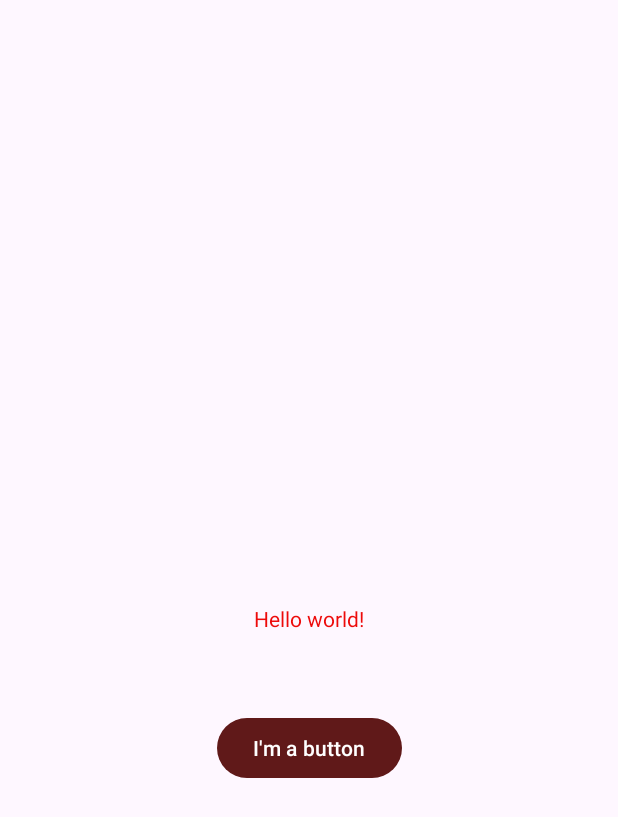
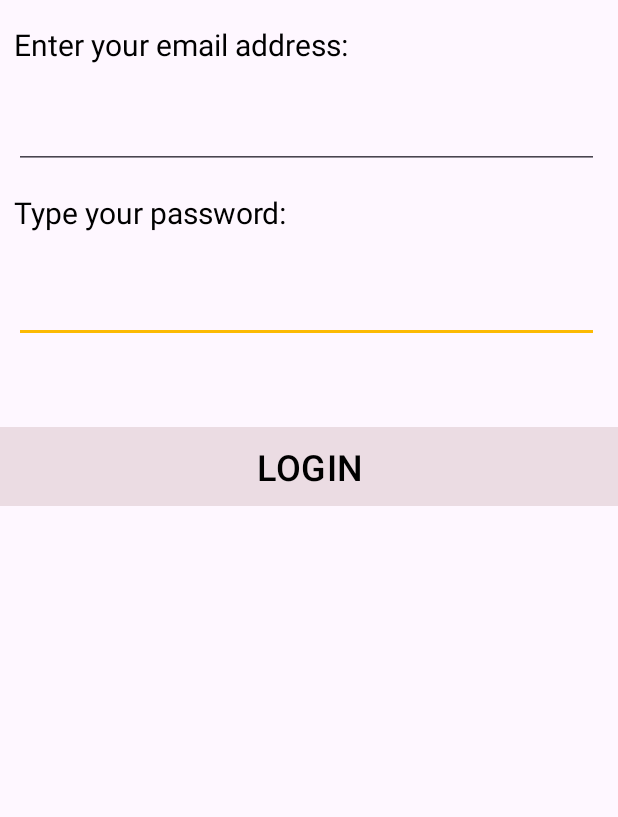
Before and after one commit to Etieno-Josiah/MyAndroidLabs, an Android app: the screen it shows after launch (MainActivity), on a phone screen of 412 x 824 dp. Shown: the top 817 px of the screen. Run offline under Robolectric (Android 15) with nearby library versions, the phone set to English and light mode, and no system bars.

Commit message:
Finished lab 4

```diff
--- a/app/build.gradle.kts
+++ b/app/build.gradle.kts
@@ -25,6 +25,7 @@ android {
                 "proguard-rules.pro"
             )
         }
+
     }
     compileOptions {
         sourceCompatibility = JavaVersion.VERSION_1_8
--- /dev/null
+++ b/app/src/main/java/com/example/etienosandroidlabs/MainActivity.java
@@ -0,0 +1,80 @@
+package com.example.etienosandroidlabs;
+
+import androidx.appcompat.app.AppCompatActivity;
+
+import android.content.Context;
+import android.content.Intent;
+import android.content.SharedPreferences;
+import android.os.Bundle;
+import android.util.Log;
+import android.widget.Button;
+import android.widget.EditText;
+
+import algonquin.cst2335.inclassexamples_s21.SecondActivity;
+
+public class MainActivity extends AppCompatActivity {
+    private static String TAG = "MainActivity";
+    @Override
+    protected void onCreate(Bundle savedInstanceState) {
+        super.onCreate(savedInstanceState);
+        setContentView(R.layout.activity_main);
+
+        Intent nextPage = new Intent(MainActivity.this, SecondActivity.class);
+
+        Button loginButton = findViewById(R.id.loginButton);
+        EditText emailEdit = findViewById(R.id.emailEditText);
+
+        SharedPreferences prefs = getSharedPreferences("MyData", Context.MODE_PRIVATE);
+        String emailAddress = prefs.getString("LoginName", " ");
+
+        emailEdit.setText(emailAddress);
+
+        loginButton.setOnClickListener(clk -> {
+            nextPage.putExtra("EmailAddress", emailEdit.getText().toString());
+            startActivity(nextPage);
+
+            SharedPreferences.Editor editor = prefs.edit();
+            String mainEmail = emailEdit.getText().toString();
+            editor.putString("LoginName", mainEmail);
+
+            editor.apply();
+        });
+
+
+//        Log.w("MainActivity", "In onCreate() - Loading Widgets");
+//        Log.d(TAG, "Message");
+    }
+
+    @Override
+    protected void onStart(){
+        super.onStart();
+        Log.w("MainActivity", "In onStart() - The application is now visible on screen");
+    }
+
+    @Override
+    protected void onResume(){
+        super.onResume();
+        Log.w("MainActivity", "In onResume() - The application is now responding to user" +
+                "input");
+    }
+
+    @Override
+    protected void onPause() {
+        super.onPause();
+        Log.w("MainActivity", "In onPause() - The application no longer responds to user" +
+                "input");
+    }
+
+    @Override
+    protected void onStop() {
+        super.onStop();
+        Log.w("MainActivity", "In onStop() - The application is no longer visible");
+    }
+
+    @Override
+    protected void onDestroy() {
+        super.onDestroy();
+        Log.w("MainActivity", "In onDestroy() - Any memory used by the application is" +
+                "freed");
+    }
+}
--- a/app/src/main/java/com/example/etienosandroidlabs/MainActivity.kt
+++ /dev/null
@@ -1,11 +0,0 @@
-package com.example.etienosandroidlabs
-
-import androidx.appcompat.app.AppCompatActivity
-import android.os.Bundle
-
-class MainActivity : AppCompatActivity() {
-    override fun onCreate(savedInstanceState: Bundle?) {
-        super.onCreate(savedInstanceState)
-        setContentView(R.layout.activity_main)
-    }
-}
--- a/app/src/main/res/layout/activity_main.xml
+++ b/app/src/main/res/layout/activity_main.xml
@@ -6,25 +6,60 @@
     android:layout_height="match_parent"
     tools:context=".MainActivity">
 
+
     <TextView
-        android:layout_width="wrap_content"
-        android:layout_height="wrap_content"
-        android:text="@string/hello_message"
-        app:layout_constraintBottom_toBottomOf="parent"
-        app:layout_constraintEnd_toEndOf="parent"
+        android:id="@+id/emailTextView"
+        android:layout_width="260dp"
+        android:layout_height="35dp"
+        android:layout_marginStart="9dp"
+        android:layout_marginTop="16dp"
+        android:text="@string/email_label"
+        android:textColor="#000000"
+        android:textSize="20sp"
         app:layout_constraintStart_toStartOf="parent"
         app:layout_constraintTop_toTopOf="parent" />
 
-    <Button
+    <TextView
+        android:id="@+id/passwordTextView"
         android:layout_width="wrap_content"
         android:layout_height="wrap_content"
-        android:layout_marginBottom="301dp"
+        android:layout_marginTop="15dp"
+        android:text="@string/password_label"
+        android:textColor="#000000"
+        android:textSize="20sp"
+        app:layout_constraintStart_toStartOf="@+id/emailEditText"
+        app:layout_constraintTop_toBottomOf="@+id/emailEditText" />
 
-        android:text="@string/button_message"
-        app:layout_constraintBottom_toBottomOf="parent"
-        app:layout_constraintEnd_toEndOf="parent"
-        app:layout_constraintHorizontal_bias="0.5"
-        app:layout_constraintStart_toStartOf="parent" />
+    <EditText
+        android:id="@+id/passwordEdit"
+        android:layout_width="390dp"
+        android:layout_height="48dp"
+        android:layout_marginTop="25dp"
+        android:ems="10"
+        android:inputType="textPassword"
+        app:layout_constraintStart_toStartOf="@+id/passwordTextView"
+        app:layout_constraintTop_toBottomOf="@+id/passwordTextView" />
 
+    <Button
+        android:id="@+id/loginButton"
+        android:layout_width="match_parent"
+        android:layout_height="wrap_content"
+        android:layout_marginTop="56dp"
+        android:background="#1f1f0f0f"
+        android:text="@string/login"
+        android:textColor="#000000"
+        android:textSize="24sp"
+        app:layout_constraintStart_toStartOf="@+id/passwordEdit"
+        app:layout_constraintTop_toBottomOf="@+id/passwordEdit" />
+
+    <EditText
+        android:id="@+id/emailEditText"
+        android:layout_width="390dp"
+        android:layout_height="55dp"
+        android:layout_marginTop="6dp"
+        android:ems="10"
+        android:inputType="textEmailAddress"
+        app:layout_constraintStart_toStartOf="@+id/emailTextView"
+        app:layout_constraintTop_toBottomOf="@+id/emailTextView" />
 
 </androidx.constraintlayout.widget.ConstraintLayout>
--- a/app/src/main/res/values/strings.xml
+++ b/app/src/main/res/values/strings.xml
@@ -2,4 +2,10 @@
     <string name="app_name">Etieno\'s Android Labs</string>
     <string name="hello_message">Hello world!</string>
     <string name="button_message">I\'m a button</string>
+    <string name="email_label">Enter your email address:</string>
+    <string name="password_label">Type your password:</string>
+    <string name="login">LOGIN</string>
+    <string name="phone">CALL NUMBER</string>
+    <string name="image">CHANGE PICTURE</string>
+    <string name="welcome">Welcome back</string>
 </resources>
```
Also changed, not shown: app/src/main/AndroidManifest.xml (+12 -0 lines), app/src/main/java/algonquin/cst2335/inclassexamples_s21/SecondActivity.java (added, +131 -0 lines), app/src/main/res/drawable-v24/ic_launcher_foreground.xml (deleted, +0 -30 lines), app/src/main/res/layout/activity_second.xml (added, +60 -0 lines), app/src/main/res/drawable/ic_menu_camera.png (added), 2 other files.
